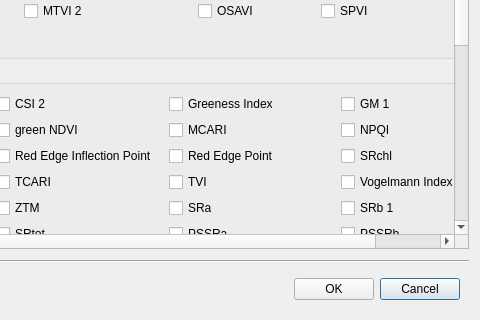
The window that enmapbox/apps/lmuvegetationapps/Resources/UserInterfaces/VIT.ui (jakimowb/enmapbox_testmigration2) describes before a commit, drawn with Qt 5; both pictures show x 210 to 690 and y 323 to 643 of the 690 by 643 pixel window.
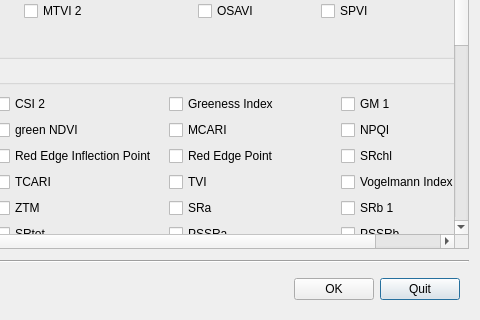
The same window after the commit. Custom widgets are drawn as their Qt base class.

Patch:
```diff
--- a/enmapbox/apps/lmuvegetationapps/Resources/UserInterfaces/VIT.ui
+++ b/enmapbox/apps/lmuvegetationapps/Resources/UserInterfaces/VIT.ui
@@ -932,7 +932,7 @@
       <item>
        <widget class="QPushButton" name="cmdCancel">
         <property name="text">
-         <string>Cancel</string>
+         <string>Quit</string>
         </property>
        </widget>
       </item>
```
Left out of the diff: 18 changed lines with no effect on the pictures.
